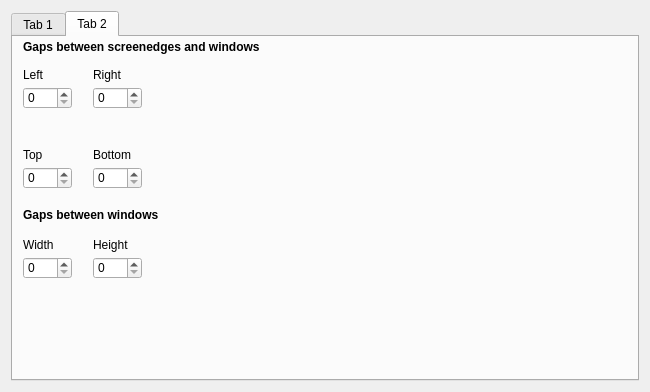
kwin-scripts/kwin-tiling, file contents/ui/config.ui: the form before one commit.
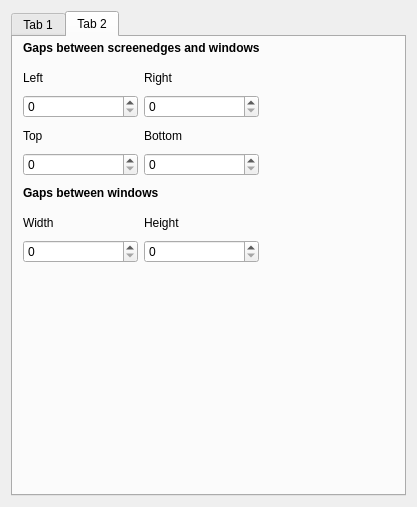
The form after the commit. The open tabs and pages were chosen to show the change. Custom widgets are drawn as their Qt base class.

Commit message:
Config UI: Put second tab in GridLayout, too
First attempt at GH#40

Patch:
```diff
--- a/contents/ui/config.ui
+++ b/contents/ui/config.ui
@@ -6,15 +6,15 @@
    <rect>
     <x>0</x>
     <y>0</y>
-    <width>650</width>
-    <height>392</height>
+    <width>417</width>
+    <height>507</height>
    </rect>
   </property>
   <layout class="QVBoxLayout" name="verticalLayout">
    <item>
     <widget class="QTabWidget" name="tabWidget">
      <property name="currentIndex">
-      <number>1</number>
+      <number>0</number>
      </property>
      <widget class="QWidget" name="commonTab">
       <property name="accessibleName">
@@ -23,257 +23,173 @@
       <attribute name="title">
        <string>Tab 1</string>
       </attribute>
-      <widget class="QWidget" name="gridLayoutWidget">
+      <layout class="QGridLayout" name="gridLayout_3">
+       <item row="0" column="0">
+        <layout class="QGridLayout" name="gridLayout">
+         <item row="5" column="0">
+          <widget class="QComboBox" name="kcfg_placement">
+           <item>
+            <property name="text">
+             <string>Let KWin decide</string>
+            </property>
+           </item>
+           <item>
+            <property name="text">
+             <string>Open new tiles as master</string>
+            </property>
+           </item>
+           <item>
+            <property name="text">
+             <string>Open new tiles at the end</string>
+            </property>
+           </item>
+          </widget>
+         </item>
+         <item row="4" column="0">
+          <widget class="QLabel" name="label_2">
+           <property name="text">
+            <string>Placement method</string>
+           </property>
+          </widget>
+         </item>
+         <item row="3" column="0">
+          <widget class="QCheckBox" name="kcfg_respectMinMax">
+           <property name="text">
+            <string>Respect minimum/maximum Size</string>
+           </property>
+           <property name="checked">
+            <bool>true</bool>
+           </property>
+          </widget>
+         </item>
+         <item row="6" column="0">
+          <widget class="QLineEdit" name="kcfg_layouts"/>
+         </item>
+         <item row="2" column="0">
+          <widget class="QCheckBox" name="kcfg_userActive">
+           <property name="text">
+            <string>Tiling enabled by default</string>
+           </property>
+           <property name="checked">
+            <bool>true</bool>
+           </property>
+          </widget>
+         </item>
+         <item row="1" column="0">
+          <widget class="QCheckBox" name="kcfg_noBorder">
+           <property name="text">
+            <string>Remove window borders on tiled windows</string>
+           </property>
+          </widget>
+         </item>
+         <item row="0" column="0">
+          <widget class="KEditListBox" name="kcfg_floaters">
+           <property name="toolTip">
+            <string>&lt;html&gt;&lt;head/&gt;&lt;body&gt;&lt;p&gt;The windows that should be excluded from tiling, by window class&lt;/p&gt;&lt;/body&gt;&lt;/html&gt;</string>
+           </property>
+           <property name="title">
+            <string>Excluded window classes</string>
+           </property>
+           <property name="buttons">
+            <set>KEditListBox::Add|KEditListBox::Remove</set>
+           </property>
+          </widget>
+         </item>
+        </layout>
+       </item>
+      </layout>
+     </widget>
+     <widget class="QWidget" name="tab_2">
+      <attribute name="title">
+       <string>Tab 2</string>
+      </attribute>
+      <widget class="QWidget" name="">
        <property name="geometry">
         <rect>
-         <x>0</x>
+         <x>10</x>
          <y>0</y>
-         <width>641</width>
-         <height>351</height>
+         <width>236</width>
+         <height>226</height>
         </rect>
        </property>
-       <layout class="QGridLayout" name="gridLayout">
+       <layout class="QGridLayout" name="gridLayout_2">
+        <item row="0" column="0" colspan="2">
+         <widget class="QLabel" name="label">
+          <property name="text">
+           <string>&lt;html&gt;&lt;head/&gt;&lt;body&gt;&lt;p&gt;&lt;span style=&quot; font-weight:600;&quot;&gt;Gaps between screenedges and windows&lt;/span&gt;&lt;/p&gt;&lt;/body&gt;&lt;/html&gt;</string>
+          </property>
+         </widget>
+        </item>
+        <item row="1" column="0">
+         <widget class="QLabel" name="label_4">
+          <property name="text">
+           <string>Left</string>
+          </property>
+         </widget>
+        </item>
+        <item row="1" column="1">
+         <widget class="QLabel" name="label_6">
+          <property name="text">
+           <string>Right</string>
+          </property>
+         </widget>
+        </item>
+        <item row="2" column="0">
+         <widget class="QSpinBox" name="kcfg_screenGapSizeLeft"/>
+        </item>
+        <item row="2" column="1">
+         <widget class="QSpinBox" name="kcfg_screenGapSizeRight"/>
+        </item>
         <item row="3" column="0">
-         <widget class="QCheckBox" name="kcfg_respectMinMax">
+         <widget class="QLabel" name="label_8">
           <property name="text">
-           <string>Respect minimum/maximum Size</string>
-          </property>
-          <property name="checked">
-           <bool>true</bool>
+           <string>Top</string>
           </property>
          </widget>
         </item>
-        <item row="0" column="0">
-         <widget class="KEditListBox" name="kcfg_floaters">
-          <property name="toolTip">
-           <string>&lt;html&gt;&lt;head/&gt;&lt;body&gt;&lt;p&gt;The windows that should be excluded from tiling, by window class&lt;/p&gt;&lt;/body&gt;&lt;/html&gt;</string>
-          </property>
-          <property name="title">
-           <string>Excluded window classes</string>
-          </property>
-          <property name="buttons">
-           <set>KEditListBox::Add|KEditListBox::Remove</set>
+        <item row="3" column="1">
+         <widget class="QLabel" name="label_10">
+          <property name="text">
+           <string>Bottom</string>
           </property>
          </widget>
         </item>
         <item row="4" column="0">
-         <widget class="QLabel" name="label_2">
-          <property name="text">
-           <string>Placement method</string>
-          </property>
-         </widget>
+         <widget class="QSpinBox" name="kcfg_screenGapSizeTop"/>
         </item>
-        <item row="1" column="0">
-         <widget class="QCheckBox" name="kcfg_noBorder">
+        <item row="4" column="1">
+         <widget class="QSpinBox" name="kcfg_screenGapSizeBottom"/>
+        </item>
+        <item row="5" column="0" colspan="2">
+         <widget class="QLabel" name="label_3">
           <property name="text">
-           <string>Remove window borders on tiled windows</string>
+           <string>&lt;html&gt;&lt;head/&gt;&lt;body&gt;&lt;p&gt;&lt;span style=&quot; font-weight:600;&quot;&gt;Gaps between windows&lt;/span&gt;&lt;/p&gt;&lt;/body&gt;&lt;/html&gt;</string>
           </property>
          </widget>
         </item>
         <item row="6" column="0">
-         <widget class="QLineEdit" name="kcfg_layouts"/>
-        </item>
-        <item row="2" column="0">
-         <widget class="QCheckBox" name="kcfg_userActive">
+         <widget class="QLabel" name="label_5">
           <property name="text">
-           <string>Tiling enabled by default</string>
+           <string>Width</string>
           </property>
-          <property name="checked">
-           <bool>true</bool>
-          </property>
          </widget>
         </item>
-        <item row="5" column="0">
-         <widget class="QComboBox" name="kcfg_placement">
-          <item>
-           <property name="text">
-            <string>Let KWin decide</string>
-           </property>
-          </item>
-          <item>
-           <property name="text">
-            <string>Open new tiles as master</string>
-           </property>
-          </item>
-          <item>
-           <property name="text">
-            <string>Open new tiles at the end</string>
-           </property>
-          </item>
+        <item row="6" column="1">
+         <widget class="QLabel" name="label_7">
+          <property name="text">
+           <string>Height</string>
+          </property>
          </widget>
         </item>
+        <item row="7" column="0">
+         <widget class="QSpinBox" name="kcfg_windowsGapSizeWidth"/>
+        </item>
+        <item row="7" column="1">
+         <widget class="QSpinBox" name="kcfg_windowsGapSizeHeight"/>
+        </item>
        </layout>
       </widget>
      </widget>
-     <widget class="QWidget" name="tab_2">
-      <attribute name="title">
-       <string>Tab 2</string>
-      </attribute>
-      <widget class="QSpinBox" name="kcfg_screenGapSizeLeft">
-       <property name="geometry">
-        <rect>
-         <x>10</x>
-         <y>50</y>
-         <width>49</width>
-         <height>22</height>
-        </rect>
-       </property>
-      </widget>
-      <widget class="QSpinBox" name="kcfg_windowsGapSizeWidth">
-       <property name="geometry">
-        <rect>
-         <x>10</x>
-         <y>220</y>
-         <width>49</width>
-         <height>22</height>
-        </rect>
-       </property>
-      </widget>
-      <widget class="QSpinBox" name="kcfg_screenGapSizeRight">
-       <property name="geometry">
-        <rect>
-         <x>80</x>
-         <y>50</y>
-         <width>49</width>
-         <height>22</height>
-        </rect>
-       </property>
-      </widget>
-      <widget class="QSpinBox" name="kcfg_windowsGapSizeHeight">
-       <property name="geometry">
-        <rect>
-         <x>80</x>
-         <y>220</y>
-         <width>49</width>
-         <height>22</height>
-        </rect>
-       </property>
-      </widget>
-      <widget class="QSpinBox" name="kcfg_screenGapSizeTop">
-       <property name="geometry">
-        <rect>
-         <x>10</x>
-         <y>130</y>
-         <width>49</width>
-         <height>22</height>
-        </rect>
-       </property>
-      </widget>
-      <widget class="QSpinBox" name="kcfg_screenGapSizeBottom">
-       <property name="geometry">
-        <rect>
-         <x>80</x>
-         <y>130</y>
-         <width>49</width>
-         <height>22</height>
-        </rect>
-       </property>
-      </widget>
-      <widget class="QLabel" name="label">
-       <property name="geometry">
-        <rect>
-         <x>10</x>
-         <y>0</y>
-         <width>371</width>
-         <height>21</height>
-        </rect>
-       </property>
-       <property name="text">
-        <string>&lt;html&gt;&lt;head/&gt;&lt;body&gt;&lt;p&gt;&lt;span style=&quot; font-weight:600;&quot;&gt;Gaps between screenedges and windows&lt;/span&gt;&lt;/p&gt;&lt;/body&gt;&lt;/html&gt;</string>
-       </property>
-      </widget>
-      <widget class="QLabel" name="label_3">
-       <property name="geometry">
-        <rect>
-         <x>10</x>
-         <y>170</y>
-         <width>201</width>
-         <height>16</height>
-        </rect>
-       </property>
-       <property name="text">
-        <string>&lt;html&gt;&lt;head/&gt;&lt;body&gt;&lt;p&gt;&lt;span style=&quot; font-weight:600;&quot;&gt;Gaps between windows&lt;/span&gt;&lt;/p&gt;&lt;/body&gt;&lt;/html&gt;</string>
-       </property>
-      </widget>
-      <widget class="QLabel" name="label_4">
-       <property name="geometry">
-        <rect>
-         <x>10</x>
-         <y>30</y>
-         <width>53</width>
-         <height>16</height>
-        </rect>
-       </property>
-       <property name="text">
-        <string>Left</string>
-       </property>
-      </widget>
-      <widget class="QLabel" name="label_5">
-       <property name="geometry">
-        <rect>
-         <x>10</x>
-         <y>200</y>
-         <width>53</width>
-         <height>16</height>
-        </rect>
-       </property>
-       <property name="text">
-        <string>Width</string>
-       </property>
-      </widget>
-      <widget class="QLabel" name="label_6">
-       <property name="geometry">
-        <rect>
-         <x>80</x>
-         <y>30</y>
-         <width>53</width>
-         <height>16</height>
-        </rect>
-       </property>
-       <property name="text">
-        <string>Right</string>
-       </property>
-      </widget>
-      <widget class="QLabel" name="label_7">
-       <property name="geometry">
-        <rect>
-         <x>80</x>
-         <y>200</y>
-         <width>53</width>
-         <height>16</height>
-        </rect>
-       </property>
-       <property name="text">
-        <string>Height</string>
-       </property>
-      </widget>
-      <widget class="QLabel" name="label_8">
-       <property name="geometry">
-        <rect>
-         <x>10</x>
-         <y>110</y>
-         <width>53</width>
-         <height>16</height>
-        </rect>
-       </property>
-       <property name="text">
-        <string>Top</string>
-       </property>
-      </widget>
-      <widget class="QLabel" name="label_10">
-       <property name="geometry">
-        <rect>
-         <x>80</x>
-         <y>110</y>
-         <width>53</width>
-         <height>16</height>
-        </rect>
-       </property>
-       <property name="text">
-        <string>Bottom</string>
-       </property>
-      </widget>
-     </widget>
     </widget>
    </item>
   </layout>
```
